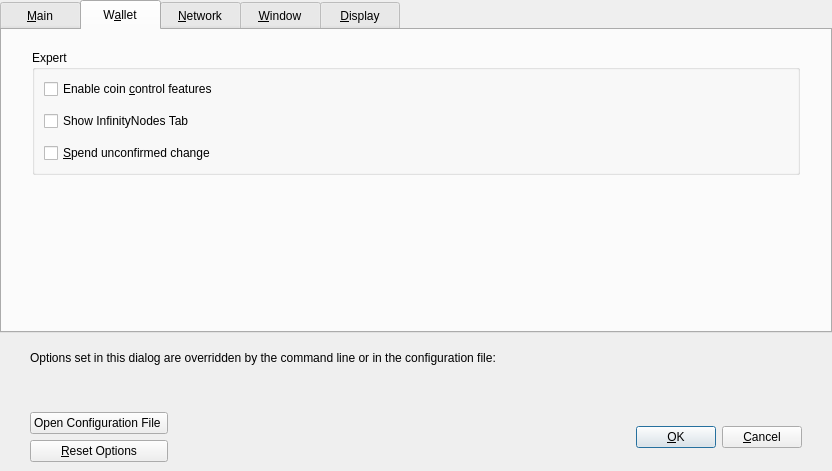
crptec/sinovate, file src/qt/forms/optionsdialog.ui: the form before one commit.
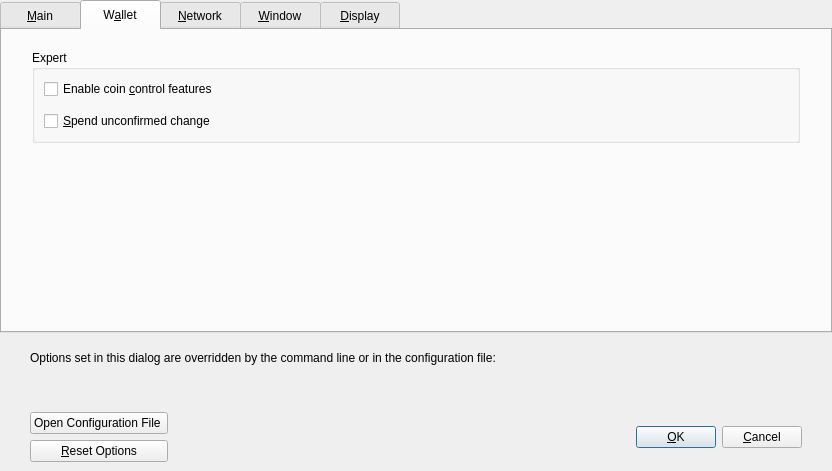
The form after the commit. The open tabs and pages were chosen to show the change. Custom widgets are drawn as their Qt base class.

Commit message: [gui] remove Show InfinityNode Tab option

Diff of the .ui file:
```diff
--- a/src/qt/forms/optionsdialog.ui
+++ b/src/qt/forms/optionsdialog.ui
@@ -276,16 +276,6 @@
             </property>
            </widget>
           </item>
-          <item>
-           <widget class="QCheckBox" name="showMasternodesTab">
-            <property name="toolTip">
-             <string>Show additional tab listing all your InfinityNodes in first sub-tab&lt;br/&gt;and all InfinityNodes on the network in second sub-tab.</string>
-            </property>
-            <property name="text">
-             <string>Show InfinityNodes Tab</string>
-            </property>
-           </widget>
-          </item>
           <item>
            <widget class="QCheckBox" name="spendZeroConfChange">
             <property name="toolTip">
```
The commit also changes 4 other files.
